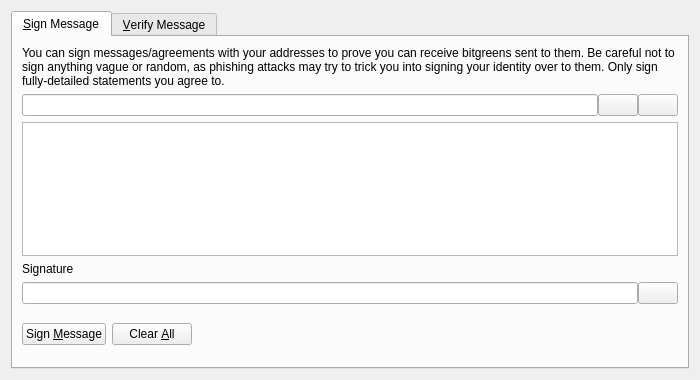
Qt form src/qt/forms/signverifymessagedialog.ui (BITCORNProject/BITCORN) before a commit.
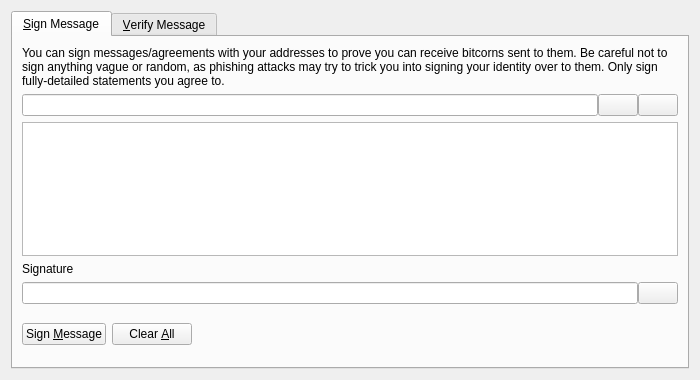
The same form after that commit. Icons and pictures are not drawn. Custom widgets are drawn as their Qt base class.

Commit message:
Bitcorn refactor pt 4
lowercase bitgreen -> bitcorn

What changed in the file:
```diff
--- a/src/qt/forms/signverifymessagedialog.ui
+++ b/src/qt/forms/signverifymessagedialog.ui
@@ -30,7 +30,7 @@
        <item>
         <widget class="QLabel" name="infoLabel_SM">
          <property name="text">
-          <string>You can sign messages/agreements with your addresses to prove you can receive bitgreens sent to them. Be careful not to sign anything vague or random, as phishing attacks may try to trick you into signing your identity over to them. Only sign fully-detailed statements you agree to.</string>
+          <string>You can sign messages/agreements with your addresses to prove you can receive bitcorns sent to them. Be careful not to sign anything vague or random, as phishing attacks may try to trick you into signing your identity over to them. Only sign fully-detailed statements you agree to.</string>
          </property>
          <property name="textFormat">
           <enum>Qt::PlainText</enum>
```
Left out of the diff: 18 changed lines with no effect on the pictures. The commit also changes 331 other files.
